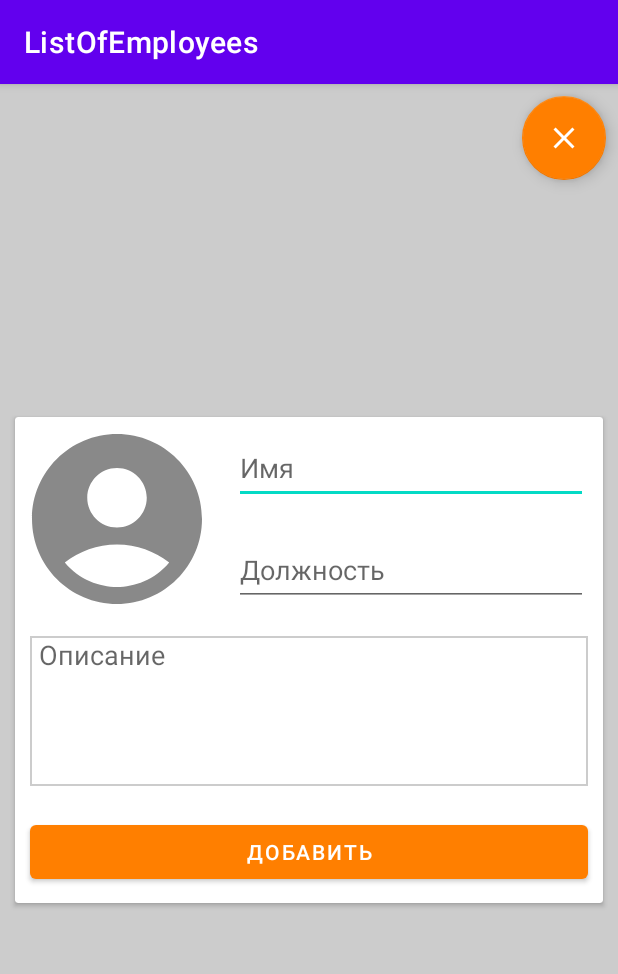
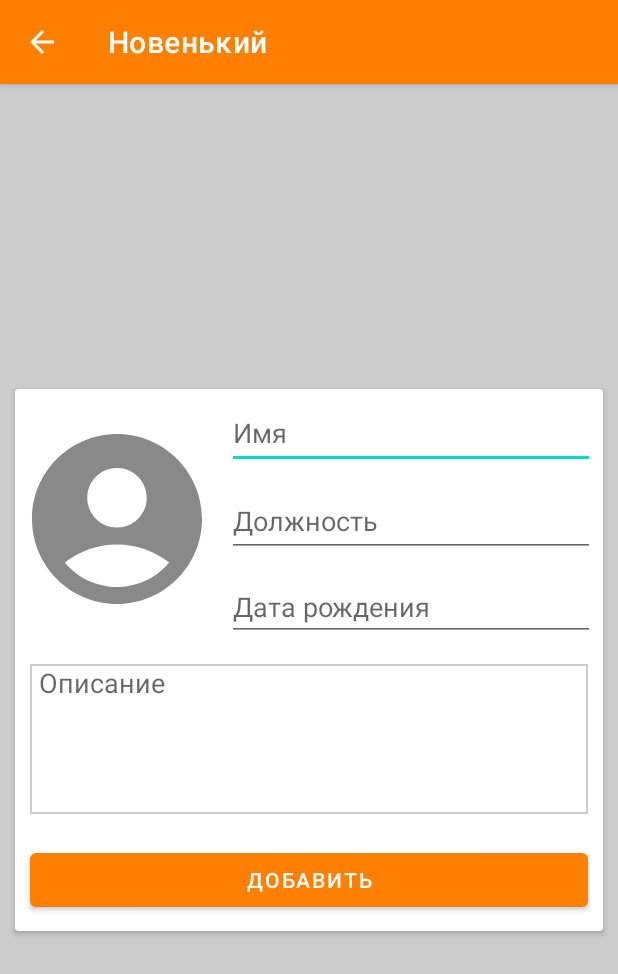
Before and after one commit to Jannachtigall/ListOfEmploees, an Android app: the EditActivity screen opened directly, with no data from a screen before it, on a phone screen of 412 x 824 dp. Shown: the top 974 px of the screen. Run offline under Robolectric (Android 15) with nearby library versions, the phone set to English and light mode, and no system bars.

Commit message:
Дело сделано!

```diff
--- a/app/build.gradle
+++ b/app/build.gradle
@@ -39,6 +39,7 @@ dependencies {
     implementation 'androidx.core:core-ktx:1.8.0'
     implementation 'androidx.appcompat:appcompat:1.5.0'
     implementation 'com.google.android.material:material:1.6.1'
+    implementation 'com.github.bumptech.glide:glide:4.12.0'
     implementation 'androidx.constraintlayout:constraintlayout:2.1.4'
     implementation 'androidx.recyclerview:recyclerview:1.2.1'
     implementation 'androidx.cardview:cardview:1.0.0'
--- a/app/src/main/AndroidManifest.xml
+++ b/app/src/main/AndroidManifest.xml
@@ -2,6 +2,9 @@
 <manifest xmlns:android="http://schemas.android.com/apk/res/android"
     xmlns:tools="http://schemas.android.com/tools"
     package="com.example.listofemployees">
+
+    <uses-permission android:name="android.permission.INTERNET"/>
+    <uses-permission android:name="android.permission.ACCESS_NETWORK_STATE"/>
 
     <application
         android:allowBackup="true"
--- a/app/src/main/java/com/example/listofemployees/EditActivity.kt
+++ b/app/src/main/java/com/example/listofemployees/EditActivity.kt
@@ -1,24 +1,73 @@
 package com.example.listofemployees
 
+import android.app.DatePickerDialog
 import android.content.Intent
+import android.graphics.Color
+import android.graphics.drawable.ColorDrawable
+import android.os.Build
 import androidx.appcompat.app.AppCompatActivity
 import android.os.Bundle
+import android.text.InputType
+import android.view.MenuItem
+import android.widget.DatePicker
+import android.widget.Toast
+import androidx.annotation.RequiresApi
 import com.example.listofemployees.databinding.ActivityEditBinding
+import java.util.*
 
 class EditActivity : AppCompatActivity() {
     lateinit var binding: ActivityEditBinding
+    lateinit var setListener : DatePickerDialog.OnDateSetListener
+
+    @RequiresApi(Build.VERSION_CODES.O)
     override fun onCreate(savedInstanceState: Bundle?) {
+        supportActionBar?.setDisplayHomeAsUpEnabled(true)
+        supportActionBar?.title = "Новенький"
         super.onCreate(savedInstanceState)
         binding = ActivityEditBinding.inflate(layoutInflater)
         setContentView(binding.root)
         initButtons()
+
+        val calendar = Calendar.getInstance()
+        val year = calendar.get(Calendar.YEAR)
+        val month = calendar.get(Calendar.MONTH)
+        val day = calendar.get(Calendar.DAY_OF_MONTH)
+
+        binding.editDate.isFocusable = false
+        binding.editDate.keyListener = null
+
+        setListener = object : DatePickerDialog.OnDateSetListener {
+            override fun onDateSet(view: DatePicker?, year: Int, month: Int, dayOfMonth: Int) {
+                val strmonth: String
+                if (month+1 < 10) strmonth = "0${month+1}"
+                else strmonth = "${month+1}"
+                val date = "${dayOfMonth}.${strmonth}.${year}"
+                binding.editDate.setText(date)
+            }
+        }
+        binding.editDate.setOnClickListener {
+            val datePickerDialog = DatePickerDialog(this, object : DatePickerDialog.OnDateSetListener {
+                override fun onDateSet(view: DatePicker?, year: Int, month: Int, dayOfMonth: Int) {
+                    val strmonth: String
+                    if (month+1 < 10) strmonth = "0${month+1}"
+                    else strmonth = "${month+1}"
+                    val date = "${dayOfMonth}.${strmonth}.${year}"
+                    binding.editDate.setText(date)
+                }
+            },year,month,day)
+            datePickerDialog.show()
+        }
+
     }
 
+    @RequiresApi(Build.VERSION_CODES.O)
     private fun initButtons() = with(binding){
         bDone.setOnClickListener{
             val emp = Employee(
                 editName.text.toString(),
                 editPost.text.toString(),
+                "",
+                editDate.text.toString(),
                 editDescription.text.toString())
             val editIntent = Intent().apply {
                 putExtra("employee", emp)
@@ -26,9 +75,13 @@ class EditActivity : AppCompatActivity() {
             setResult(RESULT_OK, editIntent)
             finish()
         }
-        cButton.setOnClickListener{
-            setResult(RESULT_CANCELED)
-            finish()
+        avatar.setOnClickListener{
+            Toast.makeText(this@EditActivity, "COMING SOON", Toast.LENGTH_SHORT).show()
         }
     }
+
+    override fun onOptionsItemSelected(item: MenuItem): Boolean {
+        if (item.itemId == android.R.id.home) finish()
+        return true
+    }
 }
--- a/app/src/main/java/com/example/listofemployees/Employee.kt
+++ b/app/src/main/java/com/example/listofemployees/Employee.kt
@@ -1,9 +1,14 @@
 package com.example.listofemployees
 
 import java.io.Serializable
+import java.util.*
 
 data class Employee(
     val name: String,
     val post: String,
+    val photo: String,
+    val birthday: String,
     val description: String?
 ): Serializable
+
+data class Employees(val employees: MutableList<Employee>)
--- a/app/src/main/res/layout/activity_edit.xml
+++ b/app/src/main/res/layout/activity_edit.xml
@@ -44,7 +44,7 @@
                         android:id="@+id/editName"
                         android:layout_width="match_parent"
                         android:layout_height="wrap_content"
-                        android:layout_margin="10dp"
+                        android:layout_margin="5dp"
                         android:ems="10"
                         android:hint="@string/name"
                         android:inputType="textPersonName"
@@ -54,11 +54,20 @@
                         android:id="@+id/editPost"
                         android:layout_width="match_parent"
                         android:layout_height="wrap_content"
-                        android:layout_margin="10dp"
+                        android:layout_margin="5dp"
                         android:ems="10"
                         android:hint="@string/post"
                         android:inputType="textPersonName"
                         android:minHeight="48dp" />
+
+                    <EditText
+                        android:id="@+id/editDate"
+                        android:layout_width="match_parent"
+                        android:layout_height="wrap_content"
+                        android:layout_margin="5sp"
+                        android:ems="10"
+                        android:hint="@string/birthday"
+                        />
                 </LinearLayout>
             </LinearLayout>
 
@@ -86,19 +95,4 @@
         </LinearLayout>
     </androidx.cardview.widget.CardView>
 
-    <com.google.android.material.floatingactionbutton.FloatingActionButton
-        android:id="@+id/cButton"
-        android:layout_width="wrap_content"
-        android:layout_height="wrap_content"
-        android:layout_marginTop="8dp"
-        android:layout_marginEnd="8dp"
-        android:clickable="true"
-        android:focusable="true"
-        app:backgroundTint="@color/orange"
-        app:layout_constraintEnd_toEndOf="parent"
-        app:layout_constraintTop_toTopOf="parent"
-        app:srcCompat="@drawable/ic_remove"
-        app:tint="@color/white"
-        tools:ignore="SpeakableTextPresentCheck" />
-
 </androidx.constraintlayout.widget.ConstraintLayout>
--- a/app/src/main/res/values-night/themes.xml
+++ b/app/src/main/res/values-night/themes.xml
@@ -3,7 +3,7 @@
     <style name="Theme.ListOfEmployees" parent="Theme.MaterialComponents.DayNight.DarkActionBar">
         <!-- Primary brand color. -->
         <item name="colorPrimary">@color/purple_200</item>
-        <item name="colorPrimaryVariant">@color/purple_700</item>
+        <item name="colorPrimaryVariant">@color/orange</item>
         <item name="colorOnPrimary">@color/black</item>
         <!-- Secondary brand color. -->
         <item name="colorSecondary">@color/teal_200</item>
--- a/app/src/main/res/values/strings.xml
+++ b/app/src/main/res/values/strings.xml
@@ -8,4 +8,7 @@
     <string name="todo">TODO</string>
     <string name="description">Описание</string>
     <string name="chooseImage">Выбрать изображение</string>
+    <string name="data_sorting">Сорт. по возрасту</string>
+    <string name="surname_sorting">Сорт. по алфавиту</string>
+    <string name="birthday">Дата рождения</string>
 </resources>
--- a/app/src/main/res/values/themes.xml
+++ b/app/src/main/res/values/themes.xml
@@ -2,15 +2,15 @@
     <!-- Base application theme. -->
     <style name="Theme.ListOfEmployees" parent="Theme.MaterialComponents.DayNight.DarkActionBar">
         <!-- Primary brand color. -->
-        <item name="colorPrimary">@color/purple_500</item>
-        <item name="colorPrimaryVariant">@color/purple_700</item>
+        <item name="colorPrimary">@color/orange</item>
+        <item name="colorPrimaryVariant">@color/black</item>
         <item name="colorOnPrimary">@color/white</item>
         <!-- Secondary brand color. -->
         <item name="colorSecondary">@color/teal_200</item>
         <item name="colorSecondaryVariant">@color/teal_700</item>
         <item name="colorOnSecondary">@color/black</item>
         <!-- Status bar color. -->
-        <item name="android:statusBarColor" tools:targetApi="l">?attr/colorPrimaryVariant</item>
+        <item name="android:statusBarColor" >?attr/colorPrimaryVariant</item>
         <!-- Customize your theme here. -->
     </style>
 </resources>
```
Also changed, not shown: app/src/main/assets/employees.json (+53 -7 lines), app/src/main/java/com/example/listofemployees/AdapterOfEmployees.kt (+62 -13 lines), app/src/main/java/com/example/listofemployees/InfoActivity.kt (+28 -3 lines), app/src/main/java/com/example/listofemployees/MainActivity.kt (+38 -32 lines), app/src/main/java/com/example/listofemployees/dateComparator.kt (added, +13 -0 lines), app/src/main/java/com/example/listofemployees/surnameComparator.kt (added, +12 -0 lines), app/src/main/res/layout/employee_item.xml (+10 -20 lines), app/src/main/res/menu/main_menu.xml (added, +11 -0 lines).
